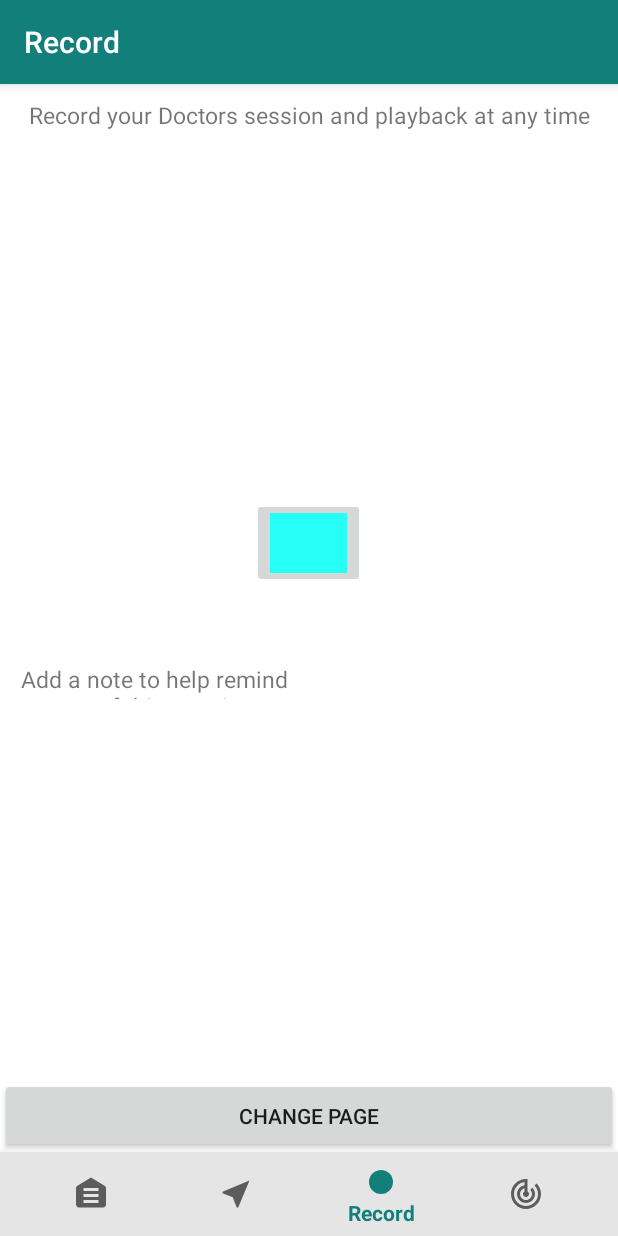
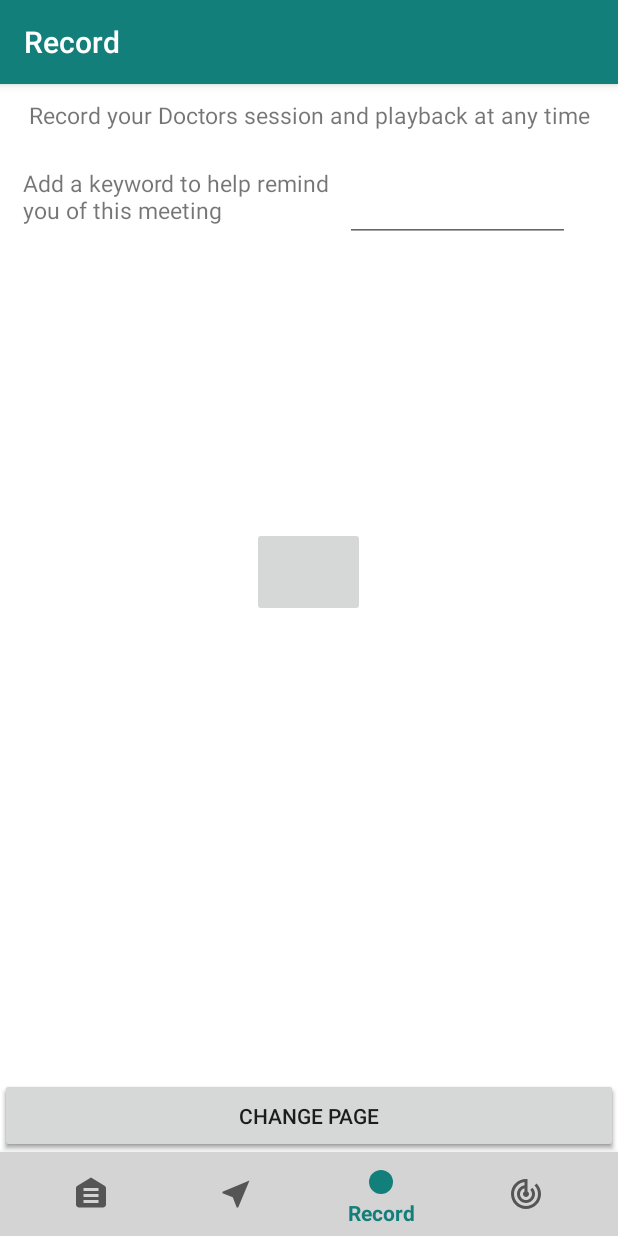
Before and after one commit to chrisUniDev/PRCO203-Android-, an Android app: the screen it shows after launch (MainActivity), item 3 of the bottom bar chosen, on a phone screen of 412 x 824 dp. Run offline under Robolectric (Android 15) with nearby library versions, the phone set to English and light mode, and no system bars.

Commit message:
Final modification in preperation for HCI

```diff
--- a/BBAHealth/app/src/main/java/com/example/bbahealth/MainActivity.java
+++ b/BBAHealth/app/src/main/java/com/example/bbahealth/MainActivity.java
@@ -18,7 +18,7 @@ public class MainActivity extends AppCompatActivity {
         public boolean onNavigationItemSelected(@NonNull MenuItem item) {
             switch (item.getItemId()) {
                 case R.id.navigation_home:
-                    setTitle("Information");
+                    setTitle("BBA Health");
                     InfoFragment infoFragment = new InfoFragment();
                     android.support.v4.app.FragmentTransaction fragmentTransaction1 = getSupportFragmentManager().beginTransaction();
                     fragmentTransaction1.replace(R.id.fragmentScreen, infoFragment, "FragName");
--- a/BBAHealth/app/src/main/res/layout/activity_main.xml
+++ b/BBAHealth/app/src/main/res/layout/activity_main.xml
@@ -14,7 +14,7 @@
         android:layout_width="match_parent"
         android:layout_height="wrap_content"
         android:layout_alignParentBottom="true"
-        android:background="#E5E5E5"
+        android:background="#D4D4D4"
         app:layout_constraintBottom_toBottomOf="parent"
         app:layout_constraintLeft_toLeftOf="parent"
         app:layout_constraintRight_toRightOf="parent"
--- a/BBAHealth/app/src/main/res/layout/fragment_new_recording.xml
+++ b/BBAHealth/app/src/main/res/layout/fragment_new_recording.xml
@@ -4,21 +4,41 @@
     android:layout_width="match_parent"
     android:layout_height="match_parent"
     tools:context="com.example.bbahealth.NewRecordingFragment"
+    android:background="#ffffff"
     >
 
     <TextView
+        android:id="@+id/textView"
         android:layout_width="match_parent"
-        android:layout_height="match_parent"
-        android:background="#FFFFFF"
-        />
-
-    <TextView
-        android:layout_width="match_parent"
-        android:layout_height="20dp"
+        android:layout_height="25dp"
         android:text="@string/record_your_doctors_session_and_playback_at_any_time"
         android:textAlignment="center"
         android:textSize="15sp"
         android:layout_margin="10dp"
+        />
+
+    <TextView
+        android:id="@+id/textViewInputNote"
+        android:layout_width="230dp"
+        android:layout_height="75dp"
+        android:layout_below="@+id/textView"
+        android:layout_alignParentLeft="true"
+        android:layout_alignParentStart="true"
+        android:layout_marginTop="10dp"
+        android:text="@string/add_a_note_to_help_remind_you_of_this_meeting"
+        android:textSize="15sp"
+        android:paddingLeft="15dp"
+        android:paddingStart="15dp"
+        />
+
+    <EditText
+        android:id="@+id/editTextInputNote"
+        android:layout_width="150dp"
+        android:layout_height="50dp"
+        android:layout_below="@+id/textView"
+        android:layout_toRightOf="@id/textViewInputNote"
+        android:layout_toEndOf="@id/textViewInputNote"
+        android:layout_marginTop="10dp"
         />
 
     <ImageButton
@@ -26,36 +46,10 @@
         android:layout_width="75dp"
         android:layout_height="60dp"
         android:layout_centerHorizontal="true"
-        android:layout_centerVertical="true"
-        android:layout_marginBottom="50dp"
+        android:layout_marginTop="250dp"
+        android:layout_below="@id/textView"
         android:onClick="record"
         tools:ignore="OnClick"
-        android:src="@color/colorAccent"
-        />
-
-    <TextView
-        android:id="@+id/textViewInputNote"
-        android:layout_width="200dp"
-        android:layout_height="50dp"
-        android:layout_below="@+id/buttonRecord"
-        android:layout_alignParentLeft="true"
-        android:layout_alignParentStart="true"
-        android:text="@string/add_a_note_to_help_remind_you_of_this_meeting"
-        android:textSize="15sp"
-        android:paddingLeft="5dp"
-        android:paddingStart="5dp"
-        android:textAlignment="center"
-        />
-
-    <EditText
-        android:id="@+id/editTextInputNote"
-        android:layout_width="200dp"
-        android:layout_height="50dp"
-        android:layout_below="@+id/buttonRecord"
-        android:layout_alignParentRight="true"
-        android:layout_alignParentEnd="true"
-        android:paddingRight="5dp"
-        android:paddingEnd="5dp"
         />
 
 </RelativeLayout>
--- a/BBAHealth/app/src/main/res/layout/fragment_record.xml
+++ b/BBAHealth/app/src/main/res/layout/fragment_record.xml
@@ -9,7 +9,6 @@
     <TextView
         android:layout_width="match_parent"
         android:layout_height="match_parent"
-        android:background="#FFFFFF"
         android:layout_marginTop="410dp"
         />
 
@@ -17,7 +16,6 @@
         android:id="@+id/recordFragmentScreen"
         android:layout_width="match_parent"
         android:layout_height="match_parent"
-        android:layout_marginBottom="100dp"
         />
 
     <Button
--- a/BBAHealth/app/src/main/res/layout/fragment_start_up_one.xml
+++ b/BBAHealth/app/src/main/res/layout/fragment_start_up_one.xml
@@ -2,7 +2,9 @@
     xmlns:tools="http://schemas.android.com/tools"
     android:layout_width="match_parent"
     android:layout_height="match_parent"
-    tools:context="com.example.bbahealth.StartUpOneFragment">
+    tools:context="com.example.bbahealth.StartUpOneFragment"
+    android:background="#ffffff"
+    >
 
     <!-- TODO: Update blank fragment layout -->
     <TextView
--- a/BBAHealth/app/src/main/res/layout/fragment_start_up_three.xml
+++ b/BBAHealth/app/src/main/res/layout/fragment_start_up_three.xml
@@ -2,7 +2,9 @@
     xmlns:tools="http://schemas.android.com/tools"
     android:layout_width="match_parent"
     android:layout_height="match_parent"
-    tools:context="com.example.bbahealth.StartUpThreeFragment">
+    tools:context="com.example.bbahealth.StartUpThreeFragment"
+    android:background="#ffffff"
+    >
 
     <!-- TODO: Update blank fragment layout -->
     <TextView
--- a/BBAHealth/app/src/main/res/layout/fragment_start_up_two.xml
+++ b/BBAHealth/app/src/main/res/layout/fragment_start_up_two.xml
@@ -2,7 +2,9 @@
     xmlns:tools="http://schemas.android.com/tools"
     android:layout_width="match_parent"
     android:layout_height="match_parent"
-    tools:context="com.example.bbahealth.StartUpTwoFragment">
+    tools:context="com.example.bbahealth.StartUpTwoFragment"
+    android:background="#ffffff"
+    >
 
     <!-- TODO: Update blank fragment layout -->
     <TextView
--- a/BBAHealth/app/src/main/res/values/strings.xml
+++ b/BBAHealth/app/src/main/res/values/strings.xml
@@ -20,5 +20,5 @@
     <string name="action_settings">Settings</string>
     <string name="section_format">Hello World from section: %1$d</string>
     <string name="click_a_recording_to_play_rename_or_delete">Click a recording to play, rename or delete</string>
-    <string name="add_a_note_to_help_remind_you_of_this_meeting">Add a note to help remind you of this meeting</string>
+    <string name="add_a_note_to_help_remind_you_of_this_meeting">Add a keyword to help remind you of this meeting</string>
 </resources>
```
Also changed, not shown: BBAHealth/app/src/main/res/layout/fragment_maps.xml (+3 -14 lines), BBAHealth/app/src/main/res/layout/fragment_old_recording.xml (+2 -7 lines), BBAHealth/app/src/main/res/layout/fragment_tracker.xml (+4 -3 lines).
